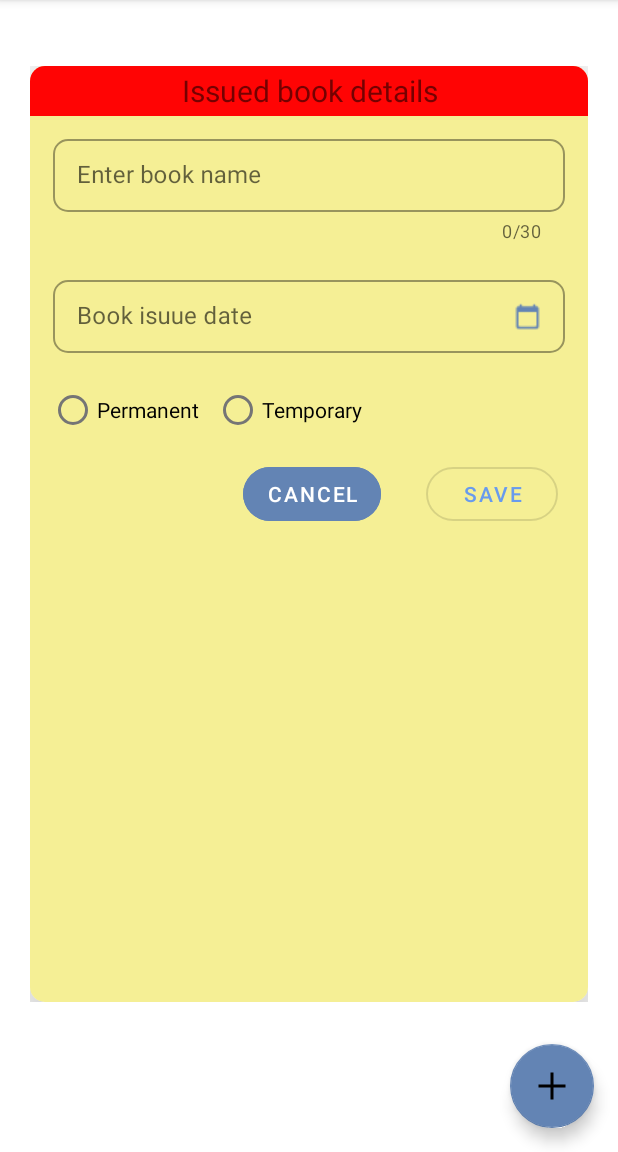
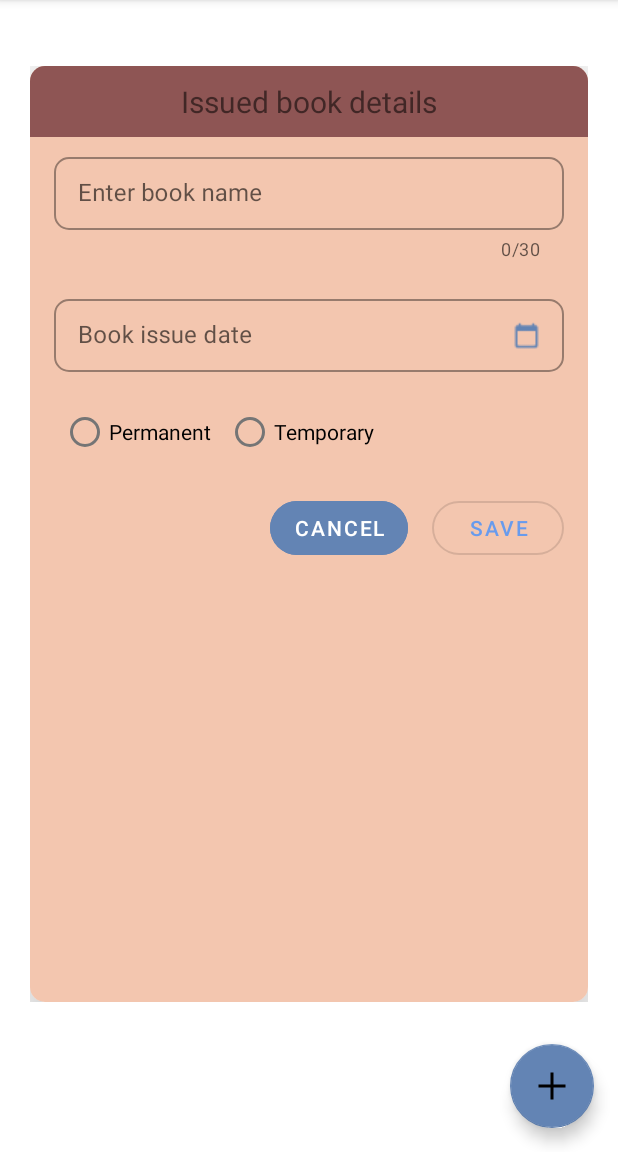
Before and after one commit to git-kishan/BookBank, an Android app: the screen it shows after launch once a user with an empty profile is signed in (MainActivity), after a tap on an icon or button, on a phone screen of 412 x 824 dp, the part 84-1236 px from its top. Run offline under Robolectric (Android 15) with nearby library versions, the phone set to English and light mode, and no system bars; our stand-ins replace Firebase (no records; nobody signed in at launch, a user with empty details on screens opened directly), Shimmer; libraries missing offline, so code that uses them is left out: com.firebase.ui.

Commit message:
second commit on second

```diff
--- a/app/src/main/java/com/notebook/cvxt001122/unique/AuthenticationActivity.java
+++ b/app/src/main/java/com/notebook/cvxt001122/unique/AuthenticationActivity.java
@@ -55,6 +55,7 @@ public class AuthenticationActivity extends AppCompatActivity {
         startActivityForResult(AuthUI.getInstance().
                 createSignInIntentBuilder().setAvailableProviders(providers).
                 setLogo(R.drawable.icon1).
+                setTheme(R.style.SignInTheme).
                 setIsSmartLockEnabled(false).build(), RC_SIGN_IN);
 
     }
--- a/app/src/main/java/com/notebook/cvxt001122/unique/EntryFragment.java
+++ b/app/src/main/java/com/notebook/cvxt001122/unique/EntryFragment.java
@@ -166,7 +166,7 @@ public class EntryFragment extends Fragment implements View.OnClickListener {
             databaseReference.child(key).child("interval").setValue(radioButtonReference);
             databaseReference.child(key).child("isbroadcasted").setValue(false);
 
-            Snackbar.make(constraintLayout, "data saved",Snackbar.LENGTH_SHORT ).show();
+            Snackbar.make(constraintLayout, "Data Saved",Snackbar.LENGTH_SHORT ).show();
             Handler handler=new Handler();
             handler.postDelayed(new Runnable() {
                 @Override
--- a/app/src/main/res/layout/card_layout.xml
+++ b/app/src/main/res/layout/card_layout.xml
@@ -24,7 +24,7 @@
             android:layout_marginStart="8dp"
             android:layout_marginTop="16dp"
             android:fontFamily="sans-serif-condensed"
-            android:text="Book name :-"
+            android:text="Book name :"
             android:textColor="@android:color/black"
             app:layout_constraintStart_toStartOf="parent"
             app:layout_constraintTop_toTopOf="parent" />
@@ -51,7 +51,7 @@
             android:layout_marginStart="8dp"
             android:layout_marginTop="8dp"
             android:fontFamily="sans-serif-condensed"
-            android:text="Issued date :-"
+            android:text="Issued date :"
             android:textColor="@android:color/black"
             app:layout_constraintStart_toStartOf="parent"
             app:layout_constraintTop_toBottomOf="@+id/book_name_tag" />
@@ -76,7 +76,7 @@
             android:layout_marginStart="8dp"
             android:layout_marginTop="8dp"
             android:fontFamily="sans-serif-condensed"
-            android:text="Returning date :-"
+            android:text="Returning date :"
             android:textColor="@android:color/black"
             app:layout_constraintStart_toStartOf="parent"
             app:layout_constraintTop_toBottomOf="@+id/issue_data_tag" />
@@ -138,7 +138,7 @@
             android:layout_marginStart="8dp"
             android:layout_marginTop="4dp"
             android:layout_marginEnd="37dp"
-            android:text="Type :-"
+            android:text="Type :"
             android:fontFamily="sans-serif-condensed"
             android:textColor="#000000"
             app:layout_constraintEnd_toStartOf="@+id/guideline"
--- a/app/src/main/res/layout/fragment_entry.xml
+++ b/app/src/main/res/layout/fragment_entry.xml
@@ -1,5 +1,6 @@
 <?xml version="1.0" encoding="utf-8"?>
-<androidx.cardview.widget.CardView android:layout_height="match_parent"
+<androidx.cardview.widget.CardView xmlns:tools="http://schemas.android.com/tools"
+    android:layout_height="match_parent"
     android:layout_width="match_parent"
     xmlns:app="http://schemas.android.com/apk/res-auto"
     app:cardCornerRadius="10dp"
@@ -14,7 +15,7 @@
         android:layout_height="match_parent"
         xmlns:app="http://schemas.android.com/apk/res-auto"
         tools:context=".EntryFragment"
-        android:background="#F5EF95"
+        android:background="#F3c6af"
         >
 
 
@@ -23,22 +24,23 @@
             style="@style/Widget.MaterialComponents.Button.OutlinedButton"
             android:layout_width="wrap_content"
             android:layout_height="wrap_content"
-            android:layout_marginTop="70dp"
-            android:layout_marginEnd="20dp"
+            android:layout_marginTop="16dp"
+            android:layout_marginEnd="16dp"
             android:text="save"
             app:cornerRadius="20dp"
             app:layout_constraintEnd_toEndOf="parent"
-            app:layout_constraintTop_toBottomOf="@+id/text_input_layout_2"
+            app:layout_constraintTop_toBottomOf="@+id/radio_group"
             app:rippleColor="@color/colorPrimary" />
 
         <TextView
             android:id="@+id/textView2"
-            android:layout_width="392dp"
-            android:layout_height="33dp"
+            android:layout_width="match_parent"
+            android:layout_height="wrap_content"
             android:text="Issued book details"
             android:gravity="center"
             android:textSize="20sp"
-            android:background="#FF0404"
+            android:padding="10dp"
+            android:background="#8e5554"
             app:layout_constraintEnd_toEndOf="parent"
             app:layout_constraintStart_toStartOf="parent"
             app:layout_constraintTop_toTopOf="parent" />
@@ -48,21 +50,20 @@
             style="@style/Widget.MaterialComponents.TextInputLayout.OutlinedBox.Dense"
             android:layout_width="match_parent"
             android:layout_height="wrap_content"
-            android:layout_marginStart="15dp"
-            android:layout_marginTop="10dp"
-            android:layout_marginEnd="15dp"
+            android:layout_marginStart="16dp"
+            android:layout_marginTop="8dp"
+            android:layout_marginEnd="16dp"
             android:hint="Enter book name"
             app:boxCornerRadiusBottomEnd="10dp"
             app:boxCornerRadiusBottomStart="10dp"
             app:boxCornerRadiusTopEnd="10dp"
             app:boxCornerRadiusTopStart="10dp"
+            app:counterEnabled="true"
+            app:counterMaxLength="30"
             app:helperTextTextAppearance="@color/colorAccent"
             app:layout_constraintEnd_toEndOf="parent"
-            app:counterEnabled="true"
-            app:counterMaxLength="30"
             app:layout_constraintStart_toStartOf="parent"
-            app:layout_constraintTop_toBottomOf="@+id/textView2"
-            >
+            app:layout_constraintTop_toBottomOf="@+id/textView2">
 
             <com.google.android.material.textfield.TextInputEditText
                 android:id="@+id/text_input_edit_text1"
@@ -77,11 +78,10 @@
             style="@style/Widget.MaterialComponents.TextInputLayout.OutlinedBox.Dense"
             android:layout_width="match_parent"
             android:layout_height="wrap_content"
-            android:layout_marginStart="15dp"
-            android:layout_marginTop="15dp"
-            android:layout_marginEnd="15dp"
-            android:layout_marginBottom="8dp"
-            android:hint="Book isuue date"
+            android:layout_marginStart="16dp"
+            android:layout_marginTop="16dp"
+            android:layout_marginEnd="16dp"
+            android:hint="Book issue date"
             app:boxCornerRadiusBottomEnd="10dp"
             app:boxCornerRadiusBottomStart="10dp"
             app:boxCornerRadiusTopEnd="10dp"
@@ -91,18 +91,17 @@
             app:layout_constraintEnd_toEndOf="parent"
             app:layout_constraintStart_toStartOf="parent"
             app:layout_constraintTop_toBottomOf="@+id/text_input_layout_1"
-            app:layout_constraintVertical_bias="0.00999999"
-            >
+            app:layout_constraintVertical_bias="0.00999999">
 
             <com.google.android.material.textfield.TextInputEditText
                 android:id="@+id/text_input_edit_text2"
                 android:layout_width="match_parent"
                 android:layout_height="wrap_content"
-                android:inputType="date"
+                android:clickable="true"
+                android:drawableEnd="@drawable/cal2"
+                android:drawableTint="#6384B4"
                 android:focusable="false"
-                android:clickable="true"
-                android:drawableTint="#6384B4"
-                android:drawableEnd="@drawable/cal2"/>
+                android:inputType="date" />
 
         </com.google.android.material.textfield.TextInputLayout>
 
@@ -111,35 +110,34 @@
             style="@style/Widget.MaterialComponents.Button.UnelevatedButton"
             android:layout_width="wrap_content"
             android:layout_height="wrap_content"
-            android:layout_marginTop="70dp"
-            android:layout_marginEnd="30dp"
+            android:layout_marginEnd="16dp"
+            android:backgroundTint="#6384B4"
             android:text="cancel"
             app:cornerRadius="20dp"
-            android:backgroundTint="#6384B4"
+            app:layout_constraintBaseline_toBaselineOf="@+id/material_button_save"
             app:layout_constraintEnd_toStartOf="@+id/material_button_save"
-            app:layout_constraintTop_toBottomOf="@+id/text_input_layout_2"
             app:rippleColor="#FFFFFF" />
 
         <RadioGroup
             android:id="@+id/radio_group"
             android:layout_width="wrap_content"
             android:layout_height="wrap_content"
-            android:layout_marginStart="8dp"
+            android:layout_marginStart="16dp"
 
-            android:layout_marginEnd="8dp"
-            android:layout_marginBottom="8dp"
+            android:layout_marginTop="16dp"
             android:orientation="horizontal"
-            app:layout_constraintBottom_toTopOf="@+id/material_button_cancel"
             app:layout_constraintEnd_toEndOf="parent"
             app:layout_constraintHorizontal_bias="0.03"
-            app:layout_constraintStart_toStartOf="parent">
+            app:layout_constraintStart_toStartOf="parent"
+            app:layout_constraintTop_toBottomOf="@+id/text_input_layout_2">
 
             <RadioButton
                 android:id="@+id/parmanent"
                 style="@style/Widget.MaterialComponents.CompoundButton.RadioButton"
                 android:layout_width="wrap_content"
                 android:layout_height="wrap_content"
-                android:text="Permanent" />
+                android:text="Permanent"
+                android:textColor="#000" />
 
             <RadioButton
                 android:id="@+id/temporary"
@@ -147,7 +145,8 @@
                 android:layout_width="wrap_content"
                 android:layout_height="wrap_content"
                 android:layout_marginLeft="10dp"
-                android:text="Temporary" />
+                android:text="Temporary"
+                android:textColor="#000" />
         </RadioGroup>
     </androidx.constraintlayout.widget.ConstraintLayout>
 </androidx.cardview.widget.CardView>
--- a/app/src/main/res/values/colors.xml
+++ b/app/src/main/res/values/colors.xml
@@ -3,9 +3,8 @@
     <color name="colorPrimary">#689BED</color>
     <color name="colorPrimaryDark">#5a87d6</color>
     <color name="colorAccent">#6384B4</color>
-    <color name="authbackground">#FFFFFF</color>
     <color name="fabcolor">#6384B4</color>
-    <color name="white">#FFF</color>
+    <color name="white">#fff</color>
 
 
 </resources>
--- a/app/src/main/res/values/styles.xml
+++ b/app/src/main/res/values/styles.xml
@@ -9,6 +9,15 @@
         <item name="android:textColorSecondary">#FFF</item>
 
     </style>
+    <style name="SignInTheme" parent="Theme.MaterialComponents.Light.NoActionBar">
+        <item name="colorPrimary">@color/colorPrimary</item>
+        <item name="colorPrimaryDark">@color/colorPrimaryDark</item>
+        <item name="colorAccent">@color/colorAccent</item>
+        <item name="android:textColorSecondary">#FFF</item>
+        <item name="android:windowIsTranslucent">true</item>
+        <item name="android:backgroundDimEnabled">true</item>
+
+    </style>
 
 
 </resources>
```
Also changed, not shown: 1 other file.
